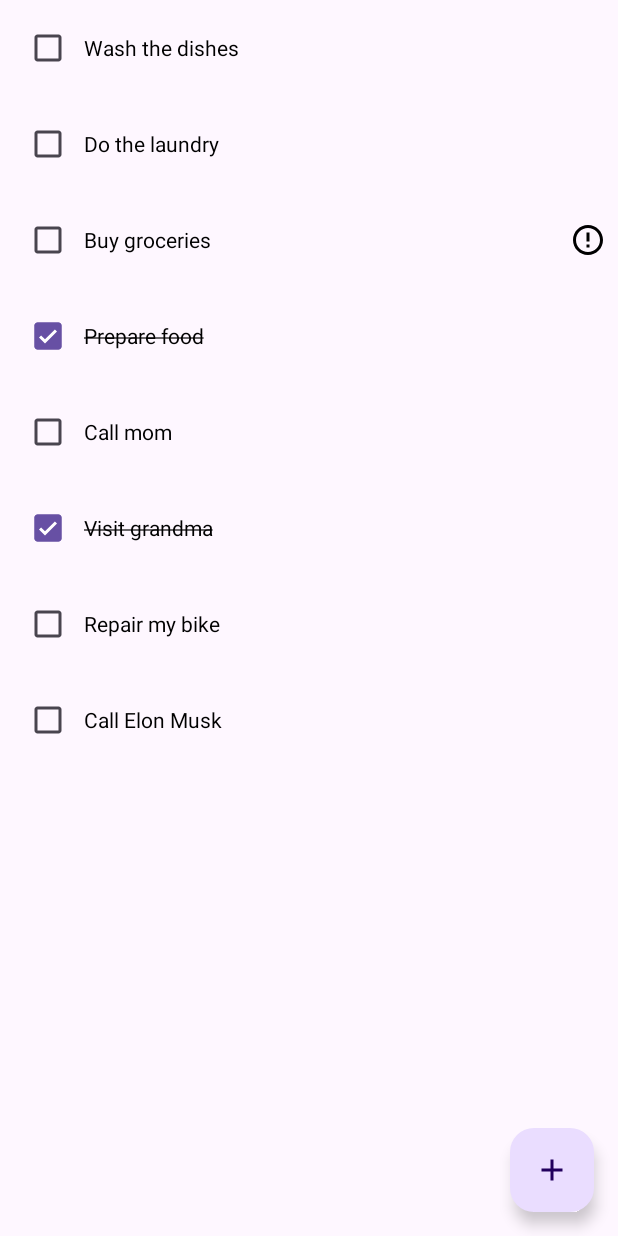
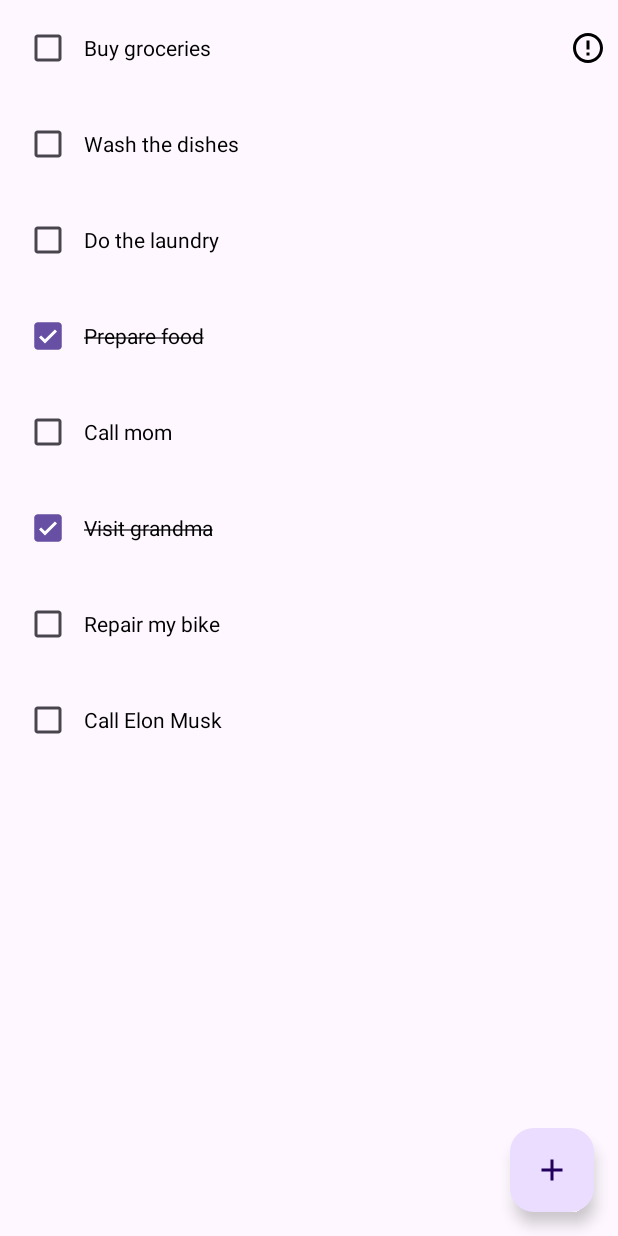
Before and after one commit to byu-rin/pinpin_day, an Android app: the screen it shows after launch (MainActivity), on a phone screen of 412 x 824 dp. Run offline under Robolectric (Android 15) with nearby library versions, the phone set to English and light mode, and no system bars; our stand-ins replace Dagger/Hilt's generated code, Room's generated code.

```diff
--- a/app/src/main/java/com/byurin/trip/data/TaskDao.kt
+++ b/app/src/main/java/com/byurin/trip/data/TaskDao.kt
@@ -10,11 +10,11 @@ import kotlinx.coroutines.flow.Flow
 
 @Dao
 interface TaskDao {
-    @Query("SELECT * FROM task_table")
-    fun getTasks(): Flow<List<Task>>
+    @Query("SELECT * FROM task_table WHERE name LIKE '%' || :searchQuery || '%' ORDER BY important DESC")
+    fun getTasks(searchQuery: String): Flow<List<Task>>
 
     @Insert(onConflict = OnConflictStrategy.REPLACE)
-    fun insert(task: Task) // 앞에 suspend 키워드가 없는 이유는 Room 라이브러리가 이미 스레드에서 실행되기 때문이다.
+    fun insert(task: Task) // suspend 없는 이유 : Room 라이브러리가 이미 스레드에서 실행되어서
 
     @Update
     fun update(task: Task) // 이하동문
--- a/app/src/main/java/com/byurin/trip/ui/tasks/TasksViewModel.kt
+++ b/app/src/main/java/com/byurin/trip/ui/tasks/TasksViewModel.kt
@@ -4,6 +4,8 @@ import androidx.lifecycle.ViewModel
 import androidx.lifecycle.asLiveData
 import com.byurin.trip.data.TaskDao
 import dagger.hilt.android.lifecycle.HiltViewModel
+import kotlinx.coroutines.flow.MutableStateFlow
+import kotlinx.coroutines.flow.flatMapLatest
 import javax.inject.Inject
 
 
@@ -12,6 +14,12 @@ class TasksViewModel @Inject constructor(
     private val taskDao: TaskDao
 ) : ViewModel() {
 
-    val tasks = taskDao.getTasks().asLiveData()
+    val searchQuery = MutableStateFlow("")
+
+    private val tasksFlow = searchQuery.flatMapLatest {
+        taskDao.getTasks(it)
+    }
+
+    val tasks = tasksFlow.asLiveData()
 
 }
--- /dev/null
+++ b/app/src/main/res/drawable/ic_search.xml
@@ -0,0 +1,5 @@
+<vector android:height="24dp" android:tint="#000000"
+    android:viewportHeight="960" android:viewportWidth="960"
+    android:width="24dp" xmlns:android="http://schemas.android.com/apk/res/android">
+    <path android:fillColor="@android:color/white" android:pathData="M80,760L80,680L480,680L480,760L80,760ZM80,560L80,480L280,480L280,560L80,560ZM80,360L80,280L280,280L280,360L80,360ZM824,760L670,606Q646,623 617.5,631.5Q589,640 560,640Q477,640 418.5,581.5Q360,523 360,440Q360,357 418.5,298.5Q477,240 560,240Q643,240 701.5,298.5Q760,357 760,440Q760,469 751.5,497.5Q743,526 726,550L880,704L824,760ZM560,560Q610,560 645,525Q680,490 680,440Q680,390 645,355Q610,320 560,320Q510,320 475,355Q440,390 440,440Q440,490 475,525Q510,560 560,560Z"/>
+</vector>
--- /dev/null
+++ b/app/src/main/res/drawable/ic_sort.xml
@@ -0,0 +1,5 @@
+<vector android:height="24dp" android:tint="#000000"
+    android:viewportHeight="24" android:viewportWidth="24"
+    android:width="24dp" xmlns:android="http://schemas.android.com/apk/res/android">
+    <path android:fillColor="@android:color/white" android:pathData="M10,18h4v-2h-4v2zM3,6v2h18L21,6L3,6zM6,13h12v-2L6,11v2z"/>
+</vector>
--- /dev/null
+++ b/app/src/main/res/menu/menu_fragment_tasks.xml
@@ -0,0 +1,39 @@
+<?xml version="1.0" encoding="utf-8"?>
+<menu xmlns:android="http://schemas.android.com/apk/res/android"
+    xmlns:app="http://schemas.android.com/apk/res-auto">
+
+    <item
+        android:id="@+id/action_search"
+        android:icon="@drawable/ic_search"
+        android:title="Search"
+        app:actionViewClass="com.google.android.material.search.SearchBar"
+        app:showAsAction="always|collapseActionView" />
+
+    <item
+        android:icon="@drawable/ic_sort"
+        android:title="Sort"
+        app:showAsAction="always">
+
+        <menu>
+            <item
+                android:id="@+id/action_sort_by_name"
+                android:title="Sort by name" />
+            <item
+                android:id="@+id/action_sort_by_date_created"
+                android:title="Sort by date created" />
+        </menu>
+
+    </item>
+
+    <item
+        android:id="@+id/action_hide_completed_tasks"
+        android:checkable="true"
+        android:title="Hide completed"
+        app:showAsAction="never" />
+
+    <item
+        android:id="@+id/action_delete_all_completed_tasks"
+        android:title="Delete all completed"
+        app:showAsAction="never" />
+
+</menu>
```
Also changed, not shown: app/src/main/java/com/byurin/trip/ui/tasks/TasksFragment.kt (+43 -1 lines), app/src/main/java/com/byurin/trip/util/ViewExt.kt (added, +16 -0 lines).
